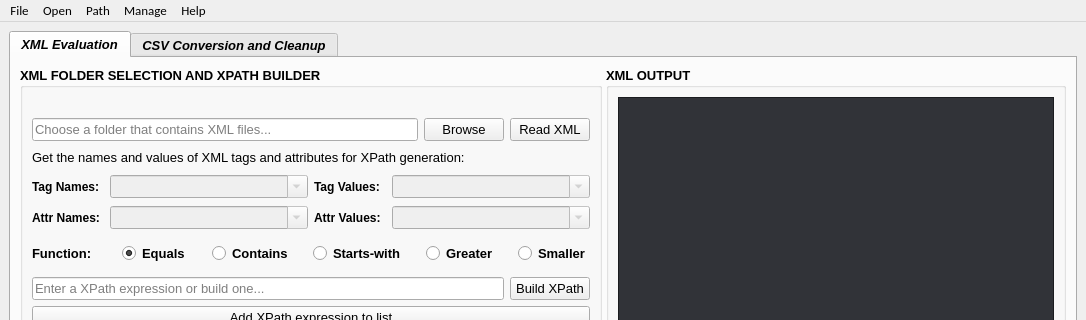
zaricj/XMLuvation, file src/ui/main/XMLuvation.ui: the form before one commit; both pictures show x 0 to 1086 and y 0 to 320 of the 1086 by 818 pixel window.
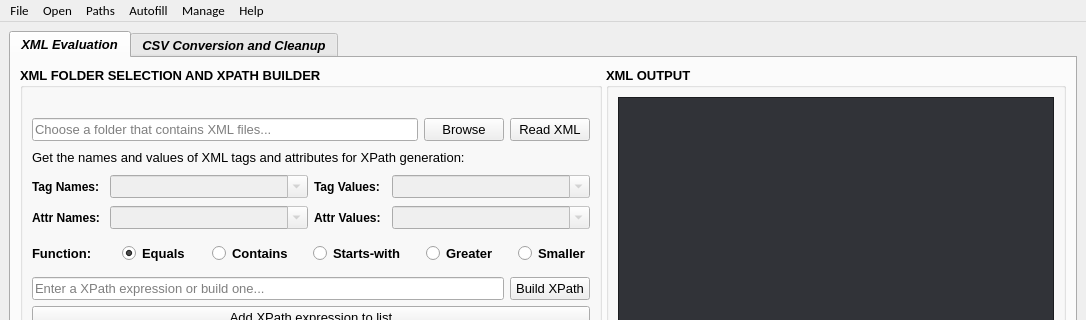
The form after the commit. Icons and pictures are not drawn.

Commit message: Adjusted UIs

The edit to the form file:
```diff
--- a/src/ui/main/XMLuvation.ui
+++ b/src/ui/main/XMLuvation.ui
@@ -2255,7 +2255,7 @@
    </widget>
    <widget class="QMenu" name="paths_menu">
     <property name="title">
-     <string>Path</string>
+     <string>Paths</string>
     </property>
     <addaction name="add_custom_path_action"/>
    </widget>
@@ -2272,9 +2272,15 @@
     </property>
     <addaction name="xpath_help_action"/>
    </widget>
+   <widget class="QMenu" name="menu_autofill">
+    <property name="title">
+     <string>Autofill</string>
+    </property>
+   </widget>
    <addaction name="file_menu"/>
    <addaction name="open_menu"/>
    <addaction name="paths_menu"/>
+   <addaction name="menu_autofill"/>
    <addaction name="settings_menu"/>
    <addaction name="help_menu"/>
   </widget>
```
Left out of the diff: 4 changed lines with no effect on the pictures. The commit also changes 5 other files.
